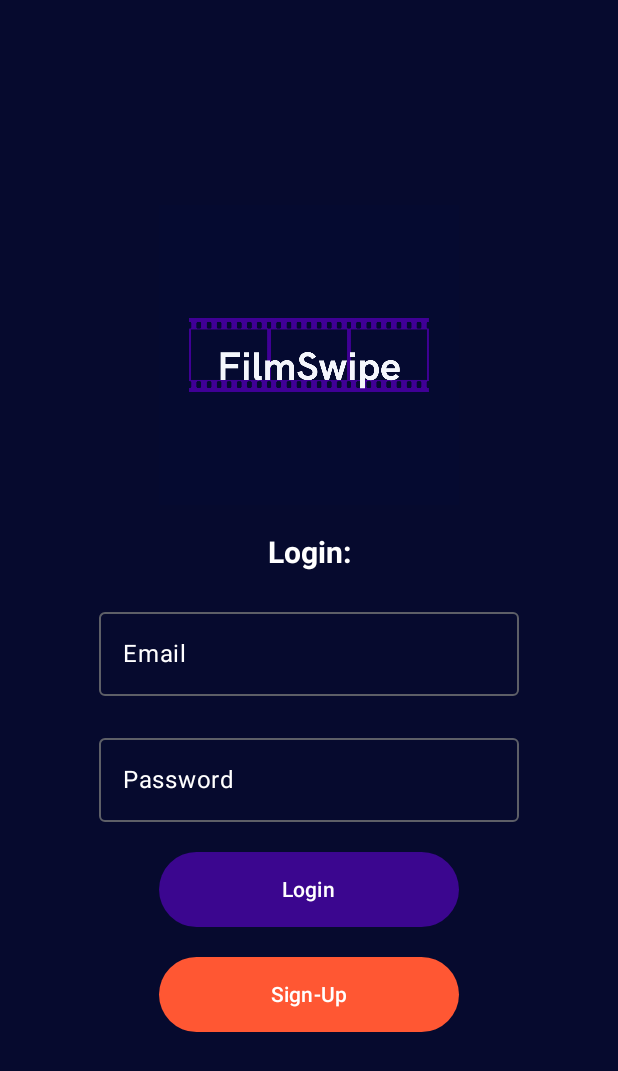
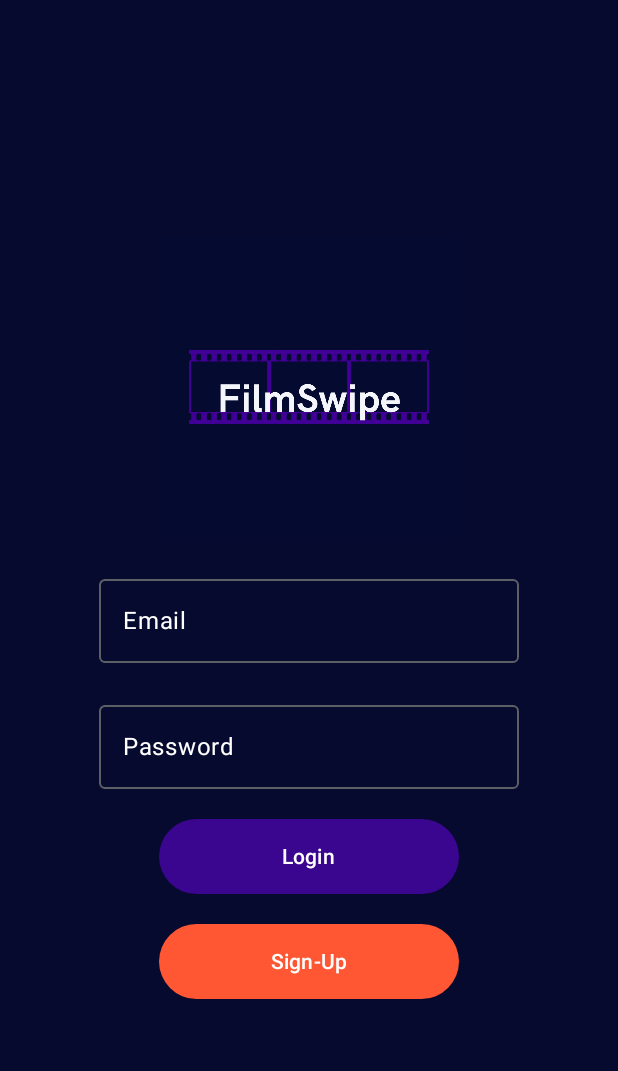
Before and after one commit to arthurmilner01/mobile-applications, an Android app built with Jetpack Compose: the screen it shows after launch (MainActivity), on a phone screen of 412 x 824 dp. Shown: the top 1071 px of the screen. Run offline under Robolectric (Android 15) with nearby library versions, the phone set to English and light mode, and no system bars; libraries missing offline, so code that uses them is left out: com.google.android.gms.

```diff
--- a/FilmSwipe App/app/src/main/java/com/example/filmswipe/MainActivity.kt
+++ b/FilmSwipe App/app/src/main/java/com/example/filmswipe/MainActivity.kt
@@ -105,17 +105,6 @@ fun LoginScreen(navController:NavController, appViewModel:AppViewModel, modifier
                 .padding(top=10.dp,bottom=10.dp, start=25.dp, end=25.dp)
                 .size(200.dp))
 
-        Text(
-            text = "Login:",
-            modifier = modifier
-                .padding(10.dp),
-            color = Color.White,
-            style = TextStyle(
-                fontSize = 20.sp,
-                fontWeight = FontWeight.Bold,
-                color = Color.Blue
-            )
-        )
         OutlinedTextField(
             value = appViewModel.emailInput,
             onValueChange = { appViewModel.updateEmailInput(it) },
```
